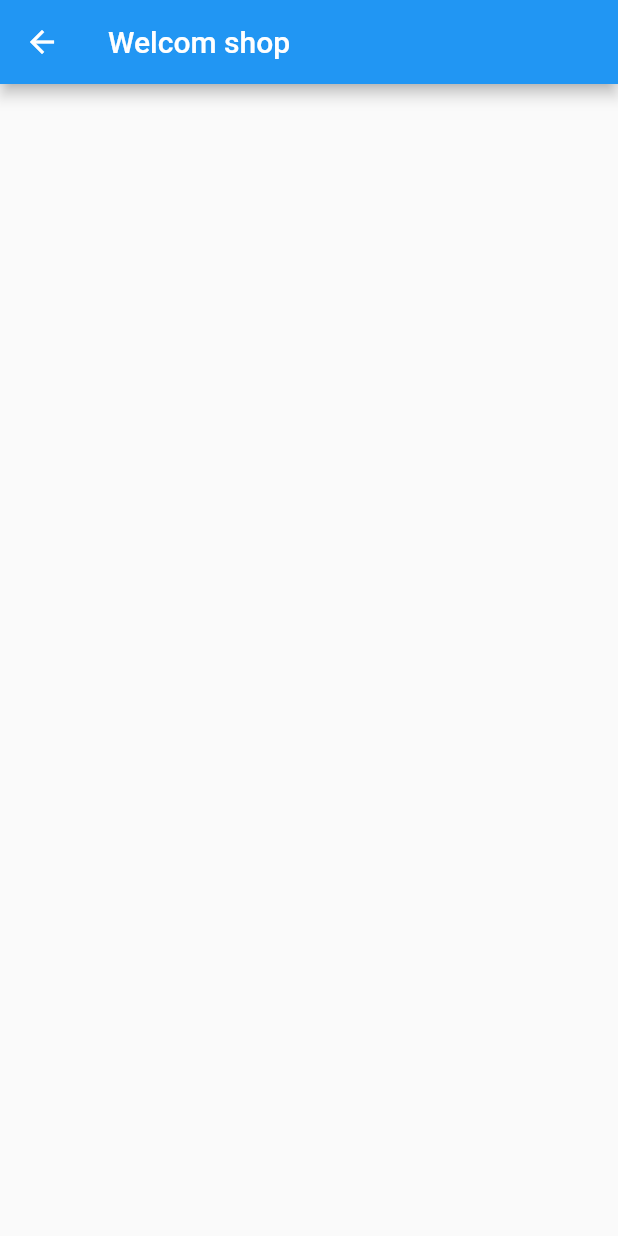
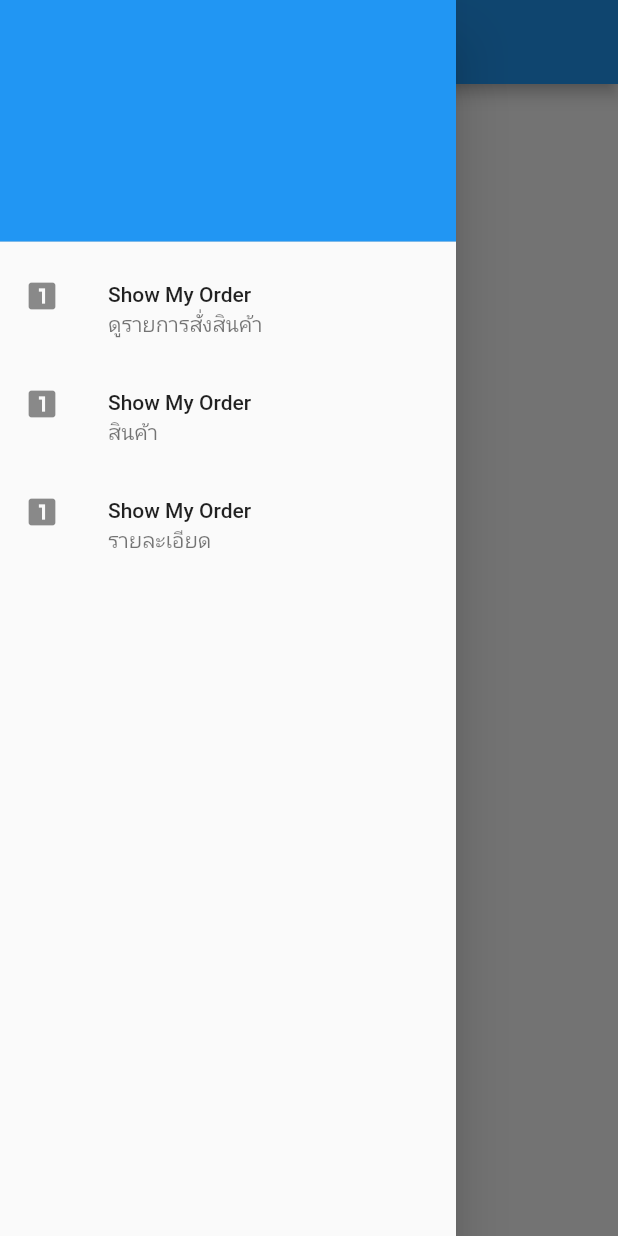
Before and after one commit to mongpraneet/Manatrci, a Flutter app: the MainShhop screen opened directly, with the side drawer open (before the commit the screen has no drawer), on a phone screen of 412 x 824 dp. Run offline on Flutter 3.47's test engine with Material 2 defaults, Android fonts, the phone set to English and light mode, and no system bars; our stand-ins replace dio.

Commit message:
ีupdate Sucess

```diff
--- a/lib/page/authen.dart
+++ b/lib/page/authen.dart
@@ -98,6 +98,7 @@ class _AuthenState extends State<Authen> {
       normalDioalg(context, 'ไม่มี $user คนนี้ในฐานข้อมูล');
     } else {
       if (password == model.password) {
+        print(model.type.toString());
         switch (model.type.toString()) {
           case 'User':
             routeTo(MainUser());
--- a/lib/page/main_shop.dart
+++ b/lib/page/main_shop.dart
@@ -9,9 +9,50 @@ class _MainShhopState extends State<MainShhop> {
   @override
   Widget build(BuildContext context) {
     return Scaffold(
+      drawer: showDraw(),
       appBar: AppBar(
         title: Text('Welcom shop'),
       ),
     );
   }
+
+  Drawer showDraw() {
+    return Drawer(
+      child: Column(
+        children: <Widget>[
+          UserAccountsDrawerHeader(accountName: null, accountEmail: null),
+          menuMyOuder(),
+          menuMyProduct(),
+          menuMyInformation(),
+        ],
+      ),
+    );
+  }
+
+  ListTile menuMyOuder() => ListTile(
+        leading: Icon(Icons.looks_one),
+        title: Text('Show My Order'),
+        subtitle: Text('ดูรายการสั่งสินค้า'),
+        onTap: () {
+          Navigator.pop(context);
+        },
+      );
+
+       ListTile menuMyProduct() => ListTile(
+        leading: Icon(Icons.looks_one),
+        title: Text('Show My Order'),
+        subtitle: Text('สินค้า'),
+        onTap: () {
+          Navigator.pop(context);
+        },
+      );
+
+       ListTile menuMyInformation() => ListTile(
+        leading: Icon(Icons.looks_one),
+        title: Text('Show My Order'),
+        subtitle: Text('รายละเอียด'),
+        onTap: () {
+          Navigator.pop(context);
+        },
+      );
 }
```
